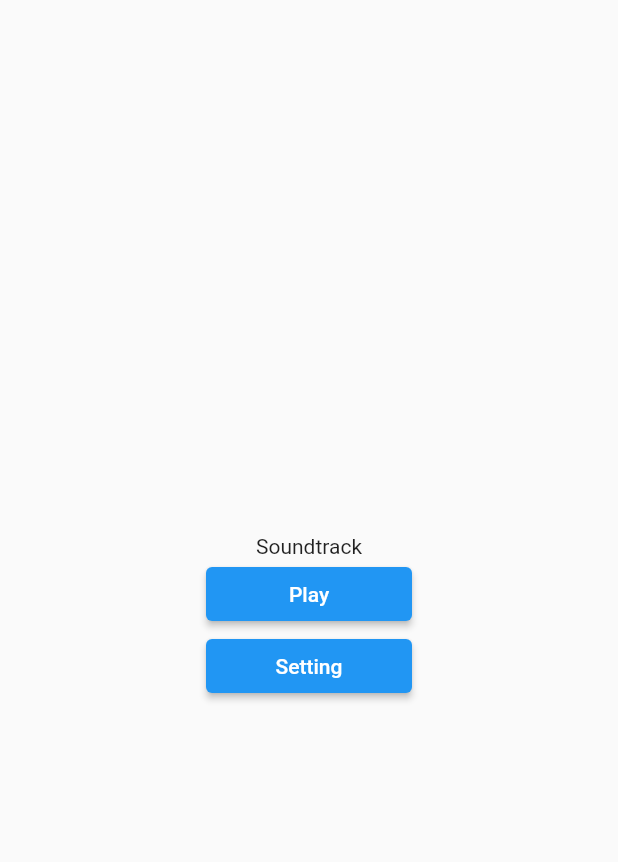
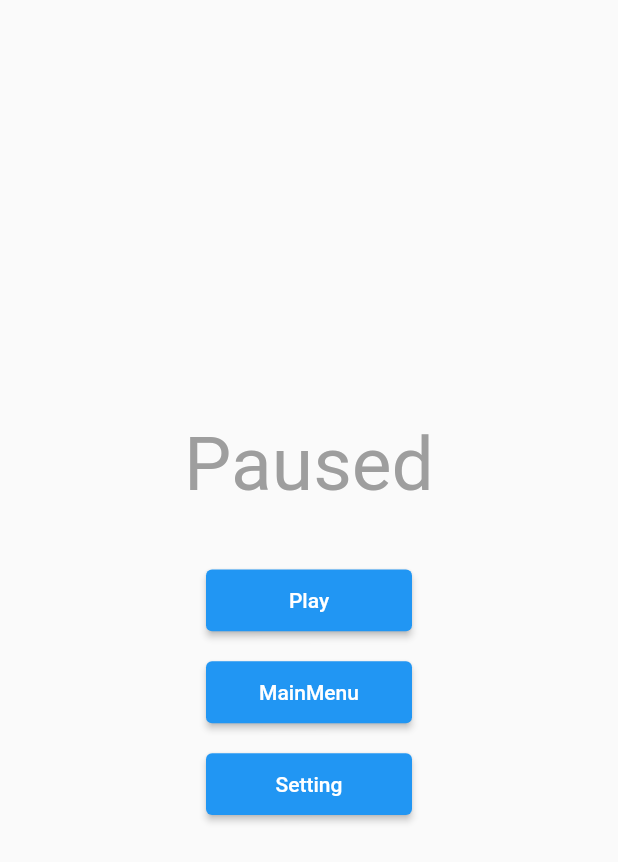
Before and after one commit to jh2k2/soundblade, a Flutter app: the Pause screen opened directly, on a phone screen of 412 x 824 dp. Shown: the top 862 px of the screen. Run offline on Flutter 3.47's test engine with Material 2 defaults, Android fonts, the phone set to English and light mode, and no system bars; missing offline and left inert: flame.

Commit message:
game, pause, and setting state changes

```diff
--- a/lib/states/game.dart
+++ b/lib/states/game.dart
@@ -1,6 +1,6 @@
 import 'package:flame/game.dart';
 import 'package:flutter/material.dart';
-import 'package:soundtrack/states/settings.dart';
+import 'package:soundtrack/states/pause.dart';
 import '../soundtrack.dart';
 
 class Game extends StatelessWidget {
@@ -22,7 +22,7 @@ class Game extends StatelessWidget {
           Navigator.push(
             context,
             MaterialPageRoute(
-              builder: (context) => const Settings(), // change it to be to pause state later
+              builder: (context) => const Pause(), // change it to be to pause state later
             ),
             );
         },
--- a/lib/states/mainmenu.dart
+++ b/lib/states/mainmenu.dart
@@ -1,6 +1,6 @@
 import 'package:flutter/material.dart';
 import 'game.dart';
-import 'settings.dart';
+import 'pause.dart';
 // import 'endscreen.dart';
 
 class MainMenu extends StatelessWidget {
@@ -50,7 +50,7 @@ class MainMenu extends StatelessWidget {
                       Navigator.push(
                         context,
                         MaterialPageRoute(
-                          builder: (context) => const Settings(),
+                          builder: (context) => const Pause(),
                         ),
                       );
                     },
--- a/lib/states/pause.dart
+++ b/lib/states/pause.dart
@@ -1,17 +1,28 @@
 import 'package:flutter/material.dart';
 import 'game.dart';
+import 'mainmenu.dart';
 import 'settings.dart';
 
 class Pause extends StatelessWidget {
+  const Pause();
+
    Widget build(BuildContext context) {
     return Scaffold(
       body: Center(
         child: Column(
           mainAxisAlignment: MainAxisAlignment.center,
           children: [
-            Text('Soundtrack'),
+            FittedBox(
+                fit: BoxFit.fitWidth,
+                child: Text('Paused', style: TextStyle(fontSize: 50, color: Colors.grey))),
+
+            Padding(
+                      padding: EdgeInsets.only(top: 40),
+                    ),
+
             SizedBox(
                 width: MediaQuery.of(context).size.width / 3,
+                height: MediaQuery.of(context).size.height / 20,
                 child: ElevatedButton(
                     onPressed: () {
                       Navigator.of(context).pushReplacement(
@@ -21,8 +32,31 @@ class Pause extends StatelessWidget {
                       );
                     },
                     child: Text('Play'))),
+
+            Padding(
+                      padding: EdgeInsets.only(top: 20),
+                    ),
+
             SizedBox(
                 width: MediaQuery.of(context).size.width / 3,
+                height: MediaQuery.of(context).size.height / 20,
+                child: ElevatedButton(
+                    onPressed: () {
+                      Navigator.of(context).pushReplacement(
+                        MaterialPageRoute(
+                          builder: (context) => const MainMenu(),
+                        ),
+                      );
+                    },
+                    child: Text('MainMenu'))),
+
+            Padding(
+                      padding: EdgeInsets.only(top: 20),
+                    ),
+
+            SizedBox(
+                width: MediaQuery.of(context).size.width / 3,
+                height: MediaQuery.of(context).size.height / 20,
                 child: ElevatedButton(
                     onPressed: () {
                       Navigator.of(context).pushReplacement(
```
Also changed, not shown: lib/states/settings.dart (+12 -11 lines).
